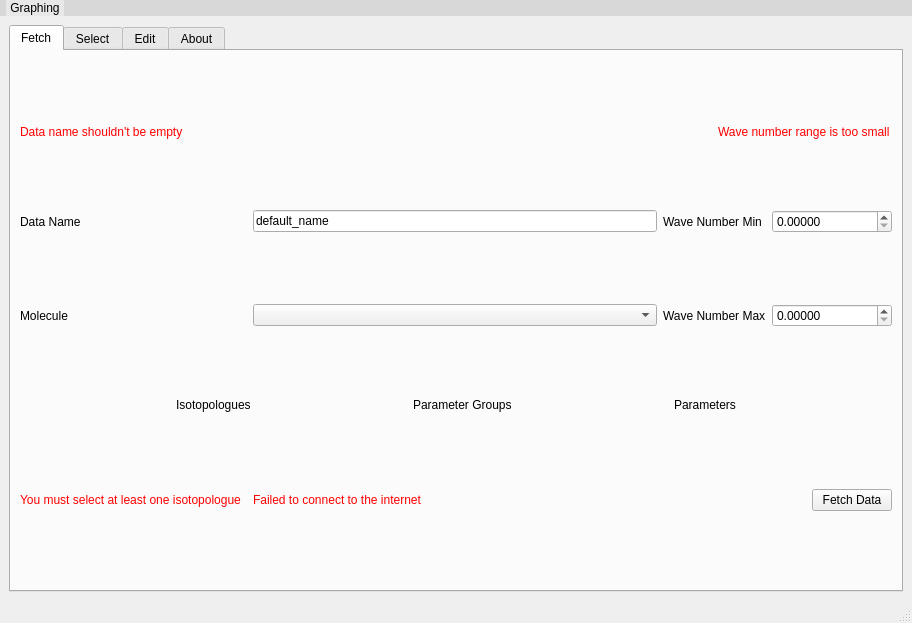
This is layouts/main_window.ui in hitranonline/hapiest as Qt 5 draws it before an edit. The edited form follows.
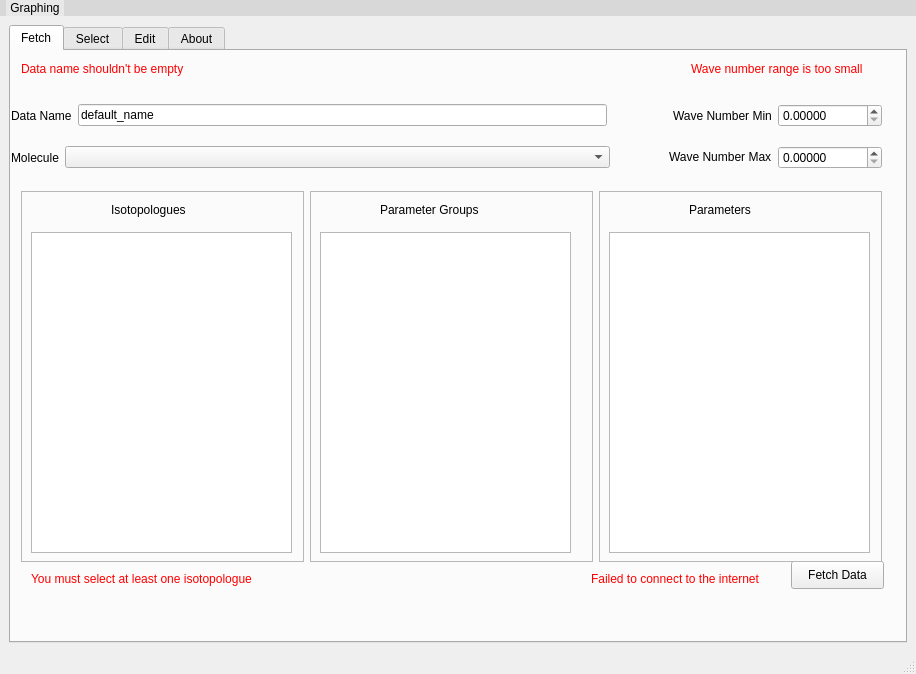
This is the edited form.

Commit message: Test Main window redesign

```diff
--- a/layouts/main_window.ui
+++ b/layouts/main_window.ui
@@ -6,8 +6,8 @@
    <rect>
     <x>0</x>
     <y>0</y>
-    <width>912</width>
-    <height>623</height>
+    <width>916</width>
+    <height>674</height>
    </rect>
   </property>
   <property name="sizePolicy">
@@ -48,7 +48,7 @@
     <item row="0" column="0">
      <widget class="QTabWidget" name="tabWidget">
       <property name="sizePolicy">
-       <sizepolicy hsizetype="Minimum" vsizetype="Minimum">
+       <sizepolicy hsizetype="Preferred" vsizetype="Preferred">
         <horstretch>0</horstretch>
         <verstretch>0</verstretch>
        </sizepolicy>
@@ -72,21 +72,15 @@
        <attribute name="title">
         <string>Fetch</string>
        </attribute>
-       <layout class="QGridLayout" name="gridLayout_3">
-        <item row="1" column="3" colspan="2">
-         <widget class="QLabel" name="label_3">
-          <property name="font">
-           <font>
-            <pointsize>9</pointsize>
-           </font>
-          </property>
-          <property name="text">
-           <string>Wave Number Min</string>
-          </property>
-         </widget>
-        </item>
-        <item row="0" column="4" colspan="3">
          <widget class="QLabel" name="err_small_range">
+        <property name="geometry">
+         <rect>
+          <x>680</x>
+          <y>10</y>
+          <width>185</width>
+          <height>16</height>
+         </rect>
+        </property>
           <property name="sizePolicy">
            <sizepolicy hsizetype="Fixed" vsizetype="Fixed">
             <horstretch>0</horstretch>
@@ -134,39 +128,15 @@
            <string>Wave number range is too small</string>
           </property>
          </widget>
-        </item>
-        <item row="1" column="0">
-         <widget class="QLabel" name="label">
-          <property name="sizePolicy">
-           <sizepolicy hsizetype="Maximum" vsizetype="Preferred">
-            <horstretch>0</horstretch>
-            <verstretch>0</verstretch>
-           </sizepolicy>
-          </property>
-          <property name="font">
-           <font>
-            <pointsize>9</pointsize>
-           </font>
-          </property>
-          <property name="text">
-           <string>Data Name</string>
-          </property>
-         </widget>
-        </item>
-        <item row="1" column="2">
-         <widget class="QLineEdit" name="data_name">
-          <property name="font">
-           <font>
-            <pointsize>9</pointsize>
-           </font>
-          </property>
-          <property name="text">
-           <string>default_name</string>
-          </property>
-         </widget>
-        </item>
-        <item row="0" column="0" colspan="3">
          <widget class="QLabel" name="err_empty_name">
+        <property name="geometry">
+         <rect>
+          <x>10</x>
+          <y>10</y>
+          <width>174</width>
+          <height>16</height>
+         </rect>
+        </property>
           <property name="sizePolicy">
            <sizepolicy hsizetype="Maximum" vsizetype="Maximum">
             <horstretch>0</horstretch>
@@ -214,54 +184,15 @@
            <string>Data name shouldn't be empty</string>
           </property>
          </widget>
-        </item>
-        <item row="1" column="5" colspan="2">
-         <widget class="QDoubleSpinBox" name="wn_min">
-          <property name="font">
-           <font>
-            <pointsize>9</pointsize>
-           </font>
-          </property>
-          <property name="decimals">
-           <number>5</number>
-          </property>
-          <property name="maximum">
-           <double>100000.000000000000000</double>
-          </property>
-          <property name="value">
-           <double>0.000000000000000</double>
-          </property>
-         </widget>
-        </item>
-        <item row="2" column="5" colspan="2">
-         <widget class="QDoubleSpinBox" name="wn_max">
-          <property name="font">
-           <font>
-            <pointsize>9</pointsize>
-           </font>
-          </property>
-          <property name="decimals">
-           <number>5</number>
-          </property>
-          <property name="maximum">
-           <double>100000.000000000000000</double>
-          </property>
-          <property name="value">
-           <double>0.000000000000000</double>
-          </property>
-         </widget>
-        </item>
-        <item row="2" column="2">
-         <widget class="QComboBox" name="molecule_id">
-          <property name="font">
-           <font>
-            <pointsize>9</pointsize>
-           </font>
-          </property>
-         </widget>
-        </item>
-        <item row="8" column="2">
          <widget class="QLabel" name="err_bad_connection">
+        <property name="geometry">
+         <rect>
+          <x>580</x>
+          <y>520</y>
+          <width>181</width>
+          <height>16</height>
+         </rect>
+        </property>
           <property name="sizePolicy">
            <sizepolicy hsizetype="Fixed" vsizetype="Fixed">
             <horstretch>0</horstretch>
@@ -309,39 +240,15 @@
            <string>Failed to connect to the internet</string>
           </property>
          </widget>
-        </item>
-        <item row="2" column="3" colspan="2">
-         <widget class="QLabel" name="label_4">
-          <property name="font">
-           <font>
-            <pointsize>9</pointsize>
-           </font>
-          </property>
-          <property name="text">
-           <string>Wave Number Max</string>
-          </property>
-         </widget>
-        </item>
-        <item row="2" column="0">
-         <widget class="QLabel" name="label_5">
-          <property name="sizePolicy">
-           <sizepolicy hsizetype="Maximum" vsizetype="Preferred">
-            <horstretch>0</horstretch>
-            <verstretch>0</verstretch>
-           </sizepolicy>
-          </property>
-          <property name="font">
-           <font>
-            <pointsize>9</pointsize>
-           </font>
-          </property>
-          <property name="text">
-           <string>Molecule</string>
-          </property>
-         </widget>
-        </item>
-        <item row="8" column="0">
          <widget class="QLabel" name="err_bad_iso_list">
+        <property name="geometry">
+         <rect>
+          <x>20</x>
+          <y>520</y>
+          <width>236</width>
+          <height>16</height>
+         </rect>
+        </property>
           <property name="palette">
            <palette>
             <active>
@@ -415,9 +322,15 @@
            <string>You must select at least one isotopologue</string>
           </property>
          </widget>
-        </item>
-        <item row="8" column="6">
          <widget class="QPushButton" name="fetch_button">
+        <property name="geometry">
+         <rect>
+          <x>780</x>
+          <y>510</y>
+          <width>93</width>
+          <height>28</height>
+         </rect>
+        </property>
           <property name="sizePolicy">
            <sizepolicy hsizetype="Fixed" vsizetype="Fixed">
             <horstretch>0</horstretch>
@@ -433,19 +346,214 @@
            <string>Fetch Data</string>
           </property>
          </widget>
-        </item>
-        <item row="5" column="0" colspan="7">
-         <layout class="QVBoxLayout" name="verticalLayout_6">
-          <property name="sizeConstraint">
-           <enum>QLayout::SetFixedSize</enum>
-          </property>
+       <widget class="QWidget" name="verticalLayoutWidget">
+        <property name="geometry">
+         <rect>
+          <x>0</x>
+          <y>40</y>
+          <width>871</width>
+          <height>91</height>
+         </rect>
+        </property>
+        <layout class="QVBoxLayout" name="verticalLayout_10">
+         <item>
+          <layout class="QHBoxLayout" name="horizontalLayout_3">
+           <item>
+            <widget class="QLabel" name="label">
+             <property name="sizePolicy">
+              <sizepolicy hsizetype="Maximum" vsizetype="Preferred">
+               <horstretch>0</horstretch>
+               <verstretch>0</verstretch>
+              </sizepolicy>
+             </property>
+             <property name="font">
+              <font>
+               <pointsize>9</pointsize>
+              </font>
+             </property>
+             <property name="text">
+              <string>Data Name</string>
+             </property>
+            </widget>
+           </item>
+           <item>
+            <widget class="QLineEdit" name="data_name">
+             <property name="font">
+              <font>
+               <pointsize>9</pointsize>
+              </font>
+             </property>
+             <property name="text">
+              <string>default_name</string>
+             </property>
+            </widget>
+           </item>
           <item>
-           <layout class="QHBoxLayout" name="horizontalLayout_2">
-            <property name="sizeConstraint">
-             <enum>QLayout::SetFixedSize</enum>
-            </property>
+            <spacer name="horizontalSpacer">
+             <property name="orientation">
+              <enum>Qt::Horizontal</enum>
+             </property>
+             <property name="sizeType">
+              <enum>QSizePolicy::Fixed</enum>
+             </property>
+             <property name="sizeHint" stdset="0">
+              <size>
+               <width>60</width>
+               <height>20</height>
+              </size>
+             </property>
+            </spacer>
+           </item>
             <item>
+            <widget class="QLabel" name="label_3">
+             <property name="font">
+              <font>
+               <pointsize>9</pointsize>
+              </font>
+             </property>
+             <property name="text">
+              <string>Wave Number Min</string>
+             </property>
+            </widget>
+           </item>
+           <item>
+            <widget class="QDoubleSpinBox" name="wn_min">
+             <property name="font">
+              <font>
+               <pointsize>9</pointsize>
+              </font>
+             </property>
+             <property name="decimals">
+              <number>5</number>
+             </property>
+             <property name="maximum">
+              <double>100000.000000000000000</double>
+             </property>
+             <property name="value">
+              <double>0.000000000000000</double>
+             </property>
+            </widget>
+           </item>
+          </layout>
+         </item>
+         <item>
+          <layout class="QHBoxLayout" name="horizontalLayout_8">
+           <item>
+            <widget class="QLabel" name="label_5">
+             <property name="sizePolicy">
+              <sizepolicy hsizetype="Maximum" vsizetype="Preferred">
+               <horstretch>0</horstretch>
+               <verstretch>0</verstretch>
+              </sizepolicy>
+             </property>
+             <property name="font">
+              <font>
+               <pointsize>9</pointsize>
+              </font>
+             </property>
+             <property name="text">
+              <string>Molecule</string>
+             </property>
+            </widget>
+           </item>
+           <item>
+            <widget class="QComboBox" name="molecule_id">
+             <property name="sizePolicy">
+              <sizepolicy hsizetype="Expanding" vsizetype="Fixed">
+               <horstretch>0</horstretch>
+               <verstretch>0</verstretch>
+              </sizepolicy>
+             </property>
+             <property name="font">
+              <font>
+               <pointsize>9</pointsize>
+              </font>
+             </property>
+            </widget>
+           </item>
+           <item>
+            <spacer name="horizontalSpacer_2">
+             <property name="orientation">
+              <enum>Qt::Horizontal</enum>
+             </property>
+             <property name="sizeType">
+              <enum>QSizePolicy::Fixed</enum>
+             </property>
+             <property name="sizeHint" stdset="0">
+              <size>
+               <width>53</width>
+               <height>20</height>
+              </size>
+             </property>
+            </spacer>
+           </item>
+           <item>
+            <widget class="QLabel" name="label_4">
+             <property name="sizePolicy">
+              <sizepolicy hsizetype="Maximum" vsizetype="Maximum">
+               <horstretch>0</horstretch>
+               <verstretch>0</verstretch>
+              </sizepolicy>
+             </property>
+             <property name="font">
+              <font>
+               <pointsize>9</pointsize>
+              </font>
+             </property>
+             <property name="text">
+              <string>Wave Number Max</string>
+             </property>
+            </widget>
+           </item>
+           <item>
+            <widget class="QDoubleSpinBox" name="wn_max">
+             <property name="font">
+              <font>
+               <pointsize>9</pointsize>
+              </font>
+             </property>
+             <property name="decimals">
+              <number>5</number>
+             </property>
+             <property name="maximum">
+              <double>100000.000000000000000</double>
+             </property>
+             <property name="value">
+              <double>0.000000000000000</double>
+             </property>
+            </widget>
+           </item>
+          </layout>
+         </item>
+        </layout>
+       </widget>
+       <widget class="QWidget" name="horizontalLayoutWidget_3">
+        <property name="geometry">
+         <rect>
+          <x>10</x>
+          <y>140</y>
+          <width>861</width>
+          <height>371</height>
+         </rect>
+        </property>
+        <layout class="QHBoxLayout" name="horizontalLayout_9">
+         <item>
+          <widget class="QFrame" name="frame">
+           <property name="frameShape">
+            <enum>QFrame::StyledPanel</enum>
+           </property>
+           <property name="frameShadow">
+            <enum>QFrame::Raised</enum>
+           </property>
              <widget class="QLabel" name="label_2">
+            <property name="geometry">
+             <rect>
+              <x>90</x>
+              <y>10</y>
+              <width>91</width>
+              <height>18</height>
+             </rect>
+            </property>
               <property name="sizePolicy">
                <sizepolicy hsizetype="Fixed" vsizetype="Fixed">
                 <horstretch>0</horstretch>
@@ -461,9 +569,41 @@
                <string>Isotopologues</string>
               </property>
              </widget>
+           <widget class="QListWidget" name="iso_list">
+            <property name="geometry">
+             <rect>
+              <x>10</x>
+              <y>41</y>
+              <width>261</width>
+              <height>321</height>
+             </rect>
+            </property>
+            <property name="sizePolicy">
+             <sizepolicy hsizetype="Expanding" vsizetype="Expanding">
+              <horstretch>0</horstretch>
+              <verstretch>0</verstretch>
+             </sizepolicy>
+            </property>
+           </widget>
+          </widget>
             </item>
             <item>
+          <widget class="QFrame" name="frame_2">
+           <property name="frameShape">
+            <enum>QFrame::StyledPanel</enum>
+           </property>
+           <property name="frameShadow">
+            <enum>QFrame::Raised</enum>
+           </property>
              <widget class="QLabel" name="label_6">
+            <property name="geometry">
+             <rect>
+              <x>70</x>
+              <y>10</y>
+              <width>119</width>
+              <height>18</height>
+             </rect>
+            </property>
               <property name="sizePolicy">
                <sizepolicy hsizetype="Fixed" vsizetype="Fixed">
                 <horstretch>0</horstretch>
@@ -479,9 +619,38 @@
                <string>Parameter Groups</string>
               </property>
              </widget>
+           <widget class="QListWidget" name="param_group_list">
+            <property name="geometry">
+             <rect>
+              <x>10</x>
+              <y>41</y>
+              <width>251</width>
+              <height>321</height>
+             </rect>
+            </property>
+           </widget>
+           <zorder>label_6</zorder>
+           <zorder>horizontalLayoutWidget_3</zorder>
+           <zorder>param_group_list</zorder>
+          </widget>
             </item>
             <item>
+          <widget class="QFrame" name="frame_3">
+           <property name="frameShape">
+            <enum>QFrame::StyledPanel</enum>
+           </property>
+           <property name="frameShadow">
+            <enum>QFrame::Raised</enum>
+           </property>
              <widget class="QLabel" name="label_7">
+            <property name="geometry">
+             <rect>
+              <x>90</x>
+              <y>10</y>
+              <width>75</width>
+              <height>18</height>
+             </rect>
+            </property>
               <property name="sizePolicy">
                <sizepolicy hsizetype="Fixed" vsizetype="Fixed">
                 <horstretch>0</horstretch>
@@ -497,41 +666,28 @@
                <string>Parameters</string>
               </property>
              </widget>
-            </item>
-           </layout>
-          </item>
-          <item>
-           <layout class="QHBoxLayout" name="horizontalLayout_3">
-            <property name="sizeConstraint">
-             <enum>QLayout::SetFixedSize</enum>
+           <widget class="QListWidget" name="param_list">
+            <property name="geometry">
+             <rect>
+              <x>10</x>
+              <y>41</y>
+              <width>261</width>
+              <height>321</height>
+             </rect>
             </property>
-            <item>
-             <widget class="QWidget" name="list_container" native="true">
-              <property name="sizePolicy">
-               <sizepolicy hsizetype="Maximum" vsizetype="Maximum">
-                <horstretch>0</horstretch>
-                <verstretch>0</verstretch>
-               </sizepolicy>
-              </property>
-              <property name="minimumSize">
-               <size>
-                <width>0</width>
-                <height>0</height>
-               </size>
-              </property>
-              <property name="maximumSize">
-               <size>
-                <width>690</width>
-                <height>16777215</height>
-               </size>
-              </property>
-             </widget>
-            </item>
-           </layout>
-          </item>
-         </layout>
-        </item>
-       </layout>
+           </widget>
+          </widget>
+         </item>
+        </layout>
+       </widget>
+       <zorder>err_small_range</zorder>
+       <zorder>err_empty_name</zorder>
+       <zorder>err_bad_connection</zorder>
+       <zorder>err_bad_iso_list</zorder>
+       <zorder>fetch_button</zorder>
+       <zorder>verticalLayoutWidget</zorder>
+       <zorder>frame_3</zorder>
+       <zorder>horizontalLayoutWidget_3</zorder>
       </widget>
       <widget class="QWidget" name="select_tab">
        <attribute name="title">
@@ -992,7 +1148,7 @@
     <rect>
      <x>0</x>
      <y>0</y>
-     <width>912</width>
+     <width>916</width>
      <height>23</height>
     </rect>
    </property>
```
Lines whose indentation alone changed are shown as unchanged.
